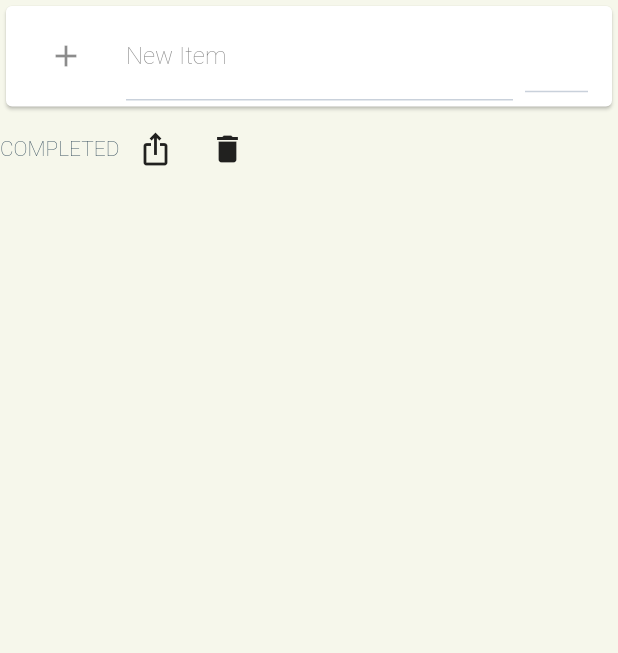
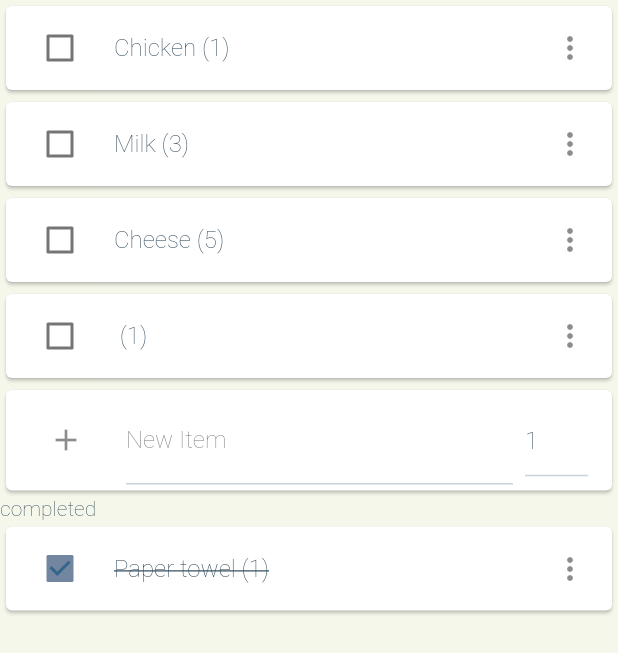
Before and after one commit to ChristofB7/cookwell, a Flutter app: the ShoppingMenu screen opened directly, after a tap on the "add" icon, on a phone screen of 412 x 824 dp. Shown: the top 653 px of the screen. Run offline on Flutter 3.47's test engine with Material 2 defaults, Android fonts, the phone set to English and light mode, and no system bars; our stand-ins replace sqflite; accounts and stored records are empty; network calls fail; Roboto replaces fonts that are missing (Rubik).

Commit message:
Revert "commented out warnings"
This reverts commit be69d3ef85eeeb9fa9c18cd641f6d96d168044de, reversing
changes made to 09b401aa27e054c9d1db576f2f718069460f75c8.

```diff
--- a/lib/model/dummy_shopping.dart
+++ b/lib/model/dummy_shopping.dart
@@ -2,23 +2,23 @@ import 'package:cookwell/model/shopping_item.dart';
 
 var dummy_shopping = [
   ShoppingItem(
-    item: 'Chicken',
-      checked: false,
+      name: 'Chicken',
+      checked: 'false',
       quantity: 1,
     ),
   ShoppingItem(
-    item: 'Paper towel',
-    checked: true,
+    name: 'Paper towel',
+    checked: 'true',
     quantity: 1,
   ),
   ShoppingItem(
-    item: 'Milk',
-    checked: false,
+    name: 'Milk',
+    checked: 'false',
     quantity: 3,
   ),
   ShoppingItem(
-    item: 'Cheese',
-    checked: false,
+    name: 'Cheese',
+    checked: 'false',
     quantity: 5,
   ),
 ];
--- a/lib/model/shopping_item.dart
+++ b/lib/model/shopping_item.dart
@@ -1,47 +1,13 @@
-import 'package:cookwell/db/shopping_db_provider.dart';
 import 'package:flutter/material.dart';
 import 'package:flutter/foundation.dart';
 
 class ShoppingItem {
-  int id;
-  String item;
+  String name;
   int quantity;
-  bool checked;
+  String checked;
 
-  ShoppingItem({this.id,
-    @required this.item,
+  ShoppingItem({@required this.name,
     @required this.quantity,
     @required this.checked,
   });
-
-  Map<String, dynamic> toMap() =>{
-    ShoppingDatabaseProvider.COLUMN_ID: id,
-    ShoppingDatabaseProvider.COLUMN_ITEM: item,
-    ShoppingDatabaseProvider.COLUMN_CHECKED: checked ? 1 : 0,
-    ShoppingDatabaseProvider.COLUMN_QUANTITY: quantity,
-    };
-
-  ShoppingItem.fromMap(Map<String, dynamic> map)   {
-    id = map[ShoppingDatabaseProvider.COLUMN_ID];
-    item = map[ShoppingDatabaseProvider.COLUMN_ITEM];
-    quantity = map[ShoppingDatabaseProvider.COLUMN_QUANTITY];
-    checked = map[ShoppingDatabaseProvider.COLUMN_CHECKED] == 1;
-  }
-
-  static Future<String> createShoppingList() async {
-    List<ShoppingItem> list = await ShoppingDatabaseProvider.getUncheckedItems();
-
-    String sharableList = "";
-
-    for (ShoppingItem item in list) {
-      sharableList += item.toString();
-    }
-
-    return sharableList;
-  }
-
-  String toString(){
-    return ("${this.item} ${this.quantity == 0 ? "" : "(${this.quantity})"}\n");
-  }
-
 }
--- a/lib/widgets/shopping_menu.dart
+++ b/lib/widgets/shopping_menu.dart
@@ -1,7 +1,6 @@
-import 'package:cookwell/db/shopping_db_provider.dart';
+import 'package:cookwell/model/dummy_shopping.dart';
 import 'package:cookwell/model/shopping_item.dart';
 import 'package:flutter/material.dart';
-import 'package:share/share.dart';
 
 class ShoppingMenu extends StatefulWidget {
   ShoppingMenu();
@@ -11,46 +10,28 @@ class ShoppingMenu extends StatefulWidget {
 }
 
 class _ShoppingMenuState extends State<ShoppingMenu> {
-  Future<List<ShoppingItem>> checkedList;
-  Future<List<ShoppingItem>> uncheckedList;
-
   final itemController = TextEditingController();
   final quantityController = TextEditingController();
 
-  @override
-  initState() {
-    super.initState();
-  }
+  void _submitData() {
+    final _item = itemController.text;
+    final _quantity = int.parse(quantityController.text);
 
-  void _submitData() async {
-    final _item = itemController.text;
-    final _quantity = quantityController.text;
-
-    if (itemController.text.length > 2) {
-      await ShoppingDatabaseProvider.addShoppingItem(new ShoppingItem(
-          item: _item,
-          quantity: _quantity.length > 0 ? int.parse(_quantity) : 0,
-          checked: false));
     setState(() {
-        checkedList = ShoppingDatabaseProvider.getCheckedItems();
-        uncheckedList = ShoppingDatabaseProvider.getUncheckedItems();
+      dummy_shopping.add(new ShoppingItem(name: _item, quantity: _quantity, checked: 'false'));
     });
 
     itemController.text = '';
-      quantityController.text = '';
-    }
+
   }
 
-  void shareShoppingList(BuildContext context) async {
-    final RenderBox box = context.findRenderObject();
-    final String message = await ShoppingItem.createShoppingList();
-    Share.share(message, subject: "Shopping List\n", sharePositionOrigin: box.localToGlobal(Offset.zero) & box.size);
-  }
 
   @override
   Widget build(BuildContext context) {
     final colorScheme = Theme.of(context).colorScheme;
     final textTheme = Theme.of(context).textTheme;
+
+    quantityController.text = '1';
 
     return Scaffold(
       backgroundColor: colorScheme.background,
@@ -58,45 +39,52 @@ class _ShoppingMenuState extends State<ShoppingMenu> {
         child: Column(
           crossAxisAlignment: CrossAxisAlignment.start,
           children: [
-            FutureBuilder<List<ShoppingItem>>(
-              future: ShoppingDatabaseProvider.getUncheckedItems(),
-              builder: (BuildContext context,
-                  AsyncSnapshot<List<ShoppingItem>> snapshot) {
-                if (snapshot.hasData) {
-                  return Column(
-                      children: snapshot.data
-                          .map((item) => buildItem(item, colorScheme, false))
-                          .toList());
-                } else {
-                  return SizedBox();
-                }
+            ListView(
+              shrinkWrap: true,
+              scrollDirection: Axis.vertical,
+              children: dummy_shopping
+                  .where((i) => i.checked == 'false')
+                  .map(
+                    (item) => GestureDetector(
+                      onTap: () {},
+                      child: Card(
+                        child: CheckboxListTile(
+                          title: Text("${item.name} (${item.quantity})"),
+                          secondary: Icon(Icons.more_vert),
+                          controlAffinity: ListTileControlAffinity.leading,
+                          value: item.checked == "true" ? true : false,
+                          onChanged: (bool value) {
+                            setState(() {
+                              item.checked = value.toString();
+                            });
                           },
+                          activeColor: colorScheme.primary,
+                          checkColor: colorScheme.primaryVariant,
+                        ),
+                      ),
+                    ),
+                  )
+                  .toList(),
             ),
             Card(
               child: ListTile(
-                leading:
-                    IconButton(icon: Icon(Icons.add), onPressed: _submitData),
+                leading: IconButton(icon: Icon(Icons.add), onPressed: _submitData),
                 title: Row(
                   mainAxisSize: MainAxisSize.max,
                   children: [
-                    Flexible(
-                      child: TextField(
+                    Flexible(child: TextField(
                       controller: itemController,
                       onSubmitted: (_) => _submitData,
                       decoration: InputDecoration(
                         labelText: 'New Item',
-                        ),
-                      ),
-                    ),
+                      ),),),
                     Container(
                       width: 50,
                       child: Padding(
                         padding: EdgeInsets.fromLTRB(8, 0, 0, 0),
                         child: TextField(
                             controller: quantityController,
-                          keyboardType: TextInputType.number,
-                          onSubmitted: (_) => _submitData,
-                        ),
+                            keyboardType: TextInputType.number,),
                       ),
                     ),
                   ],
@@ -104,100 +92,41 @@ class _ShoppingMenuState extends State<ShoppingMenu> {
                 //trailing: Icon(Icons.check),
               ),
             ),
-            Row(
-              children: [
-                Text("COMPLETED"),
-                IconButton(
-                  icon: Icon(Icons.ios_share),
-                  onPressed: () {
-                    shareShoppingList(context);
+            Text('completed'),
+            ListView(
+              shrinkWrap: true,
+              scrollDirection: Axis.vertical,
+              children: dummy_shopping
+                  .where((i) => i.checked == 'true')
+                  .map(
+                    (item) => GestureDetector(
+                      onTap: () {},
+                      child: Card(
+                        child: CheckboxListTile(
+                          title: Text(
+                            "${item.name} (${item.quantity})",
+                            style: TextStyle(
+                                decoration: TextDecoration.lineThrough),
+                          ),
+                          secondary: Icon(Icons.more_vert),
+                          controlAffinity: ListTileControlAffinity.leading,
+                          value: item.checked == "true" ? true : false,
+                          onChanged: (bool value) {
+                            setState(() {
+                              item.checked = value.toString();
+                            });
                           },
+                          activeColor: colorScheme.primary,
+                          checkColor: colorScheme.primaryVariant,
                         ),
-                IconButton(
-                  icon: Icon(Icons.delete),
-                  onPressed: () {
-                    //TODO Delete all completed
-                  },
                       ),
-              ],
                     ),
-            FutureBuilder<List<ShoppingItem>>(
-              future: ShoppingDatabaseProvider.getCheckedItems(),
-              builder: (BuildContext context,
-                  AsyncSnapshot<List<ShoppingItem>> snapshot) {
-                if (snapshot.hasData) {
-                  return Column(
-                      children: snapshot.data
-                          .map((item) => buildItem(item, colorScheme, true))
-                          .toList());
-                } else {
-                  return SizedBox();
-                }
-              },
+                  )
+                  .toList(),
             ),
           ],
         ),
       ),
     );
   }
-
-  Dismissible buildItem(
-      ShoppingItem item, ColorScheme colorScheme, bool checked) {
-    return Dismissible(
-      key: Key(item.item),
-      confirmDismiss: (direction) async {
-        if (direction == DismissDirection.endToStart) {
-          setState(() {
-            ShoppingDatabaseProvider.deleteShoppingItem(item);
-            checkedList = ShoppingDatabaseProvider.getCheckedItems();
-            uncheckedList = ShoppingDatabaseProvider.getUncheckedItems();
-          });
-          return true;
-        } else
-          return false;
-      },
-      background: Container(color: Colors.red),
-      onDismissed: (direction) {
-        setState(() {
-          ShoppingDatabaseProvider.deleteShoppingItem(item);
-          checkedList = ShoppingDatabaseProvider.getCheckedItems();
-          uncheckedList = ShoppingDatabaseProvider.getUncheckedItems();
-        });
-        Scaffold.of(context)
-            .showSnackBar(SnackBar(content: Text("$item dismissed")));
-      },
-      child: Card(
-        child: CheckboxListTile(
-          title: Row(
-            children: [
-              Text(
-                "${item.item} ",
-                style: checked
-                    ? TextStyle(decoration: TextDecoration.lineThrough)
-                    : null,
-              ),
-              Text(
-                item.quantity != 0 ? "(${item.quantity})" : "",
-                style: TextStyle(
-                    fontWeight: FontWeight.bold,
-                    decoration: checked ? TextDecoration.lineThrough : null),
-              ),
-            ],
-          ),
-          //secondary: Icon(Icons.more_vert),
-          controlAffinity: ListTileControlAffinity.leading,
-          value: item.checked,
-          onChanged: (bool value) {
-            ShoppingDatabaseProvider.toggleItem(item);
-            setState(() {
-              checkedList = ShoppingDatabaseProvider.getCheckedItems();
-              uncheckedList = ShoppingDatabaseProvider.getUncheckedItems();
-            });
-          },
-          activeColor: colorScheme.primary,
-          checkColor: colorScheme.primaryVariant,
-        ),
-      ),
-    );
 }
-}
--- a/pubspec.yaml
+++ b/pubspec.yaml
@@ -25,7 +25,7 @@ dependencies:
     sdk: flutter
 
   sqflite: ^1.3.0
-  share: ^0.6.5+4
+  path: ^1.7.0
 
   # The following adds the Cupertino Icons font to your application.
   # Use with the CupertinoIcons class for iOS style icons.
```
Also changed, not shown: lib/db/db_provider.dart (added, +42 -0 lines), lib/db/shopping_db_provider.dart (deleted, +0 -121 lines), lib/main.dart (+1 -6 lines), 1 other file. Lines whose indentation alone changed are shown as unchanged.
